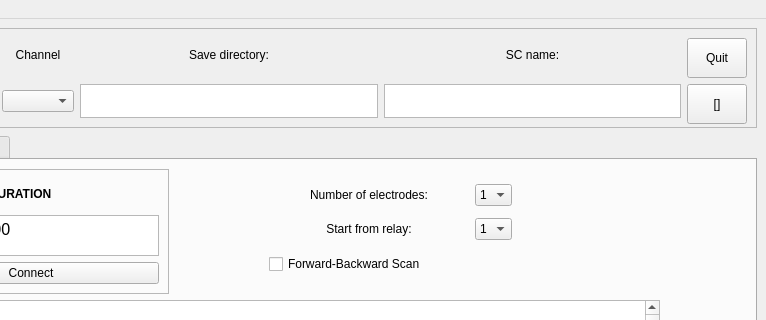
Above: GUI/Solar.ui from userIsTaken/SolarVACh before the change; both pictures show x 286 to 1052 and y 0 to 320 of the 1052 by 894 pixel window. Below: the same form after it.
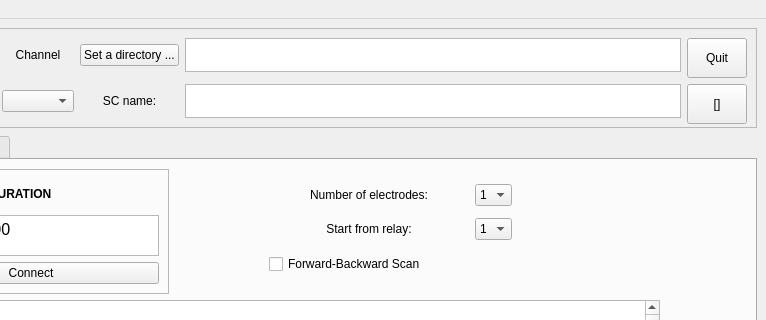
That is the form after the change. Custom widgets are drawn as their Qt base class.

Patch:
```diff
--- a/GUI/Solar.ui
+++ b/GUI/Solar.ui
@@ -42,39 +42,16 @@
        <enum>QFrame::Raised</enum>
       </property>
       <layout class="QGridLayout" name="gridLayout_10">
-       <item row="0" column="11">
-        <widget class="QLabel" name="label_11">
+       <item row="0" column="12">
+        <widget class="QPushButton" name="directory_button">
          <property name="text">
-          <string>Channel</string>
-         </property>
-         <property name="alignment">
-          <set>Qt::AlignCenter</set>
-         </property>
-        </widget>
-       </item>
-       <item row="0" column="13">
-        <widget class="QLabel" name="label_17">
-         <property name="text">
-          <string>SC name:</string>
-         </property>
-         <property name="alignment">
-          <set>Qt::AlignCenter</set>
+          <string>Set a directory ...</string>
          </property>
         </widget>
        </item>
        <item row="2" column="11">
         <widget class="QComboBox" name="channel_box"/>
        </item>
-       <item row="0" column="12">
-        <widget class="QLabel" name="label_16">
-         <property name="text">
-          <string>Save directory:</string>
-         </property>
-         <property name="alignment">
-          <set>Qt::AlignCenter</set>
-         </property>
-        </widget>
-       </item>
        <item row="0" column="6" rowspan="3" colspan="2">
         <widget class="Line" name="line">
          <property name="orientation">
@@ -171,6 +148,33 @@
          </property>
         </widget>
        </item>
+       <item row="0" column="11">
+        <widget class="QLabel" name="label_11">
+         <property name="text">
+          <string>Channel</string>
+         </property>
+         <property name="alignment">
+          <set>Qt::AlignCenter</set>
+         </property>
+        </widget>
+       </item>
+       <item row="0" column="13">
+        <widget class="QPlainTextEdit" name="directory_path">
+         <property name="verticalScrollBarPolicy">
+          <enum>Qt::ScrollBarAlwaysOff</enum>
+         </property>
+        </widget>
+       </item>
+       <item row="2" column="12">
+        <widget class="QLabel" name="label_17">
+         <property name="text">
+          <string>SC name:</string>
+         </property>
+         <property name="alignment">
+          <set>Qt::AlignCenter</set>
+         </property>
+        </widget>
+       </item>
        <item row="2" column="13">
         <widget class="QPlainTextEdit" name="name_of_cell">
          <property name="verticalScrollBarPolicy">
@@ -181,13 +185,6 @@
          </property>
         </widget>
        </item>
-       <item row="2" column="12">
-        <widget class="QPlainTextEdit" name="directory_path">
-         <property name="verticalScrollBarPolicy">
-          <enum>Qt::ScrollBarAlwaysOff</enum>
-         </property>
-        </widget>
-       </item>
       </layout>
      </widget>
     </item>
```
Left out of the diff: 10 changed lines with no effect on the pictures.
